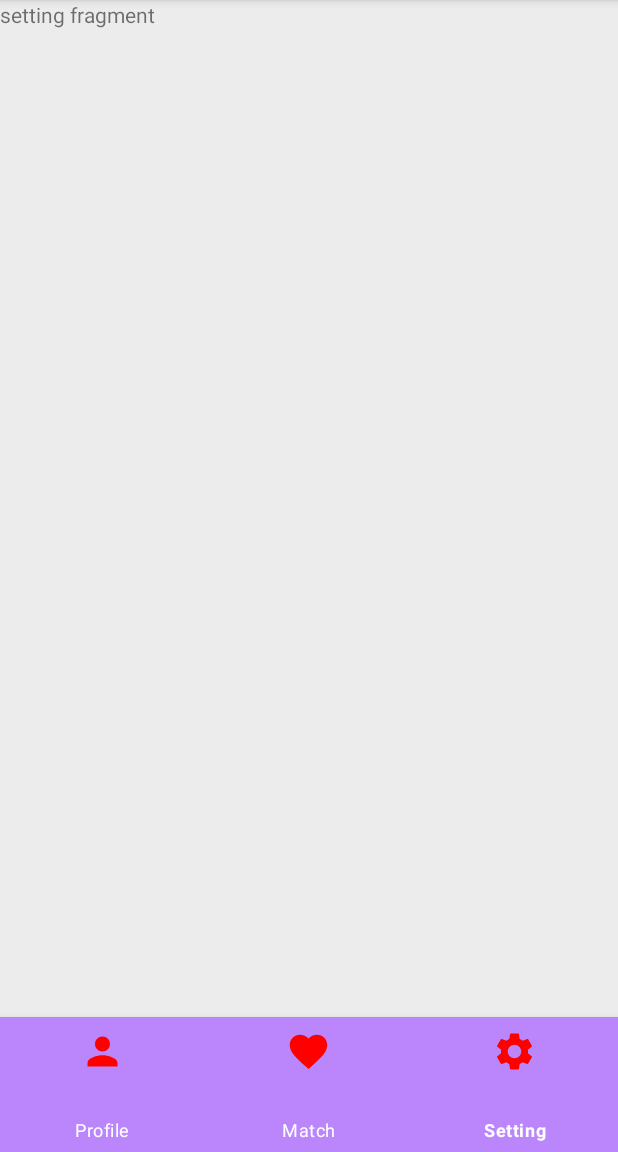
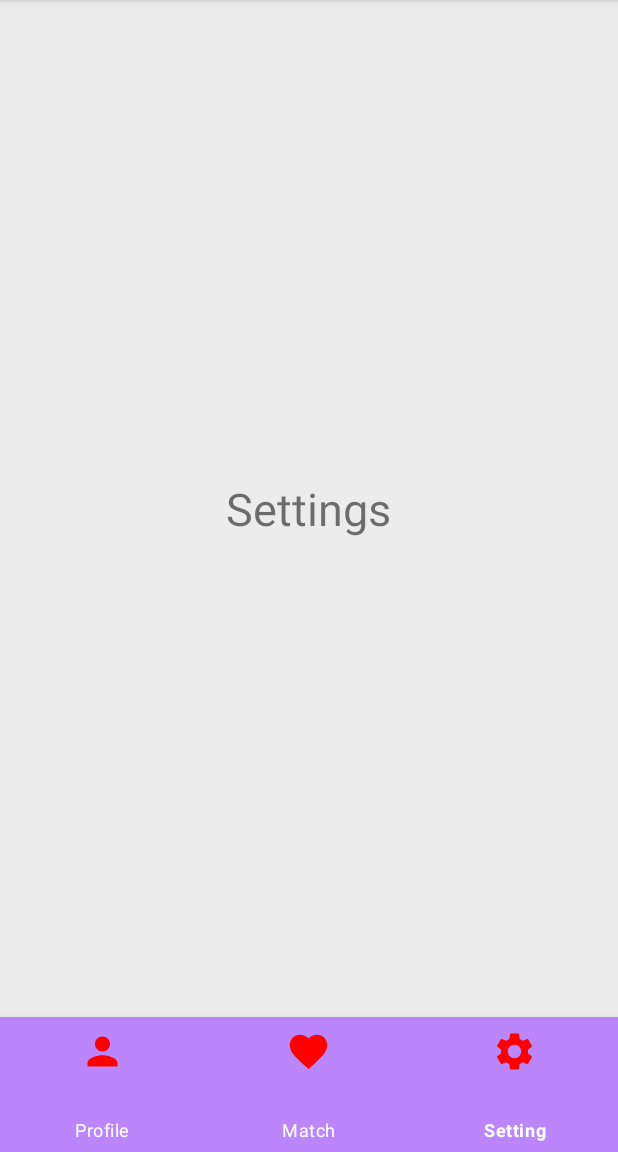
Before and after one commit to AGT1041/AndroidApp, an Android app: the ProfileFragment screen opened directly, with no data from a screen before it, item 3 of the bottom bar chosen, on a phone screen of 412 x 824 dp, the part 84-1236 px from its top. Run offline under Robolectric (Android 15) with nearby library versions, the phone set to English and light mode, and no system bars.

Commit message:
addesed layout

```diff
--- a/app/build.gradle
+++ b/app/build.gradle
@@ -46,6 +46,7 @@ dependencies {
     testImplementation 'junit:junit:4.+'
     androidTestImplementation 'androidx.test.ext:junit:1.1.2'
     androidTestImplementation 'androidx.test.espresso:espresso-core:3.3.0'
+    androidTestImplementation 'androidx.test.espresso:espresso-contrib:3.1.0'
     implementation 'com.android.support.constraint:constraint-layout:1.0.2'
     implementation 'com.google.android.material:material:1.1.0-alpa02'
     def fragment_version = "1.3.3"
--- a/app/src/main/java/com/example/androidapplication/ProfileFragment.java
+++ b/app/src/main/java/com/example/androidapplication/ProfileFragment.java
@@ -13,7 +13,7 @@ public class ProfileFragment extends Fragment {
 
     private SecondActivity.Data datas;
     private FragmentManager manger;
-    private TextView users, age;
+    private TextView users, userage, userjob, userdesc,age;
 
 
 
@@ -31,8 +31,14 @@ public class ProfileFragment extends Fragment {
         // Inflate the layout for this fragment
         View view = inflater.inflate(R.layout.fragment_profile, container, false);
         users=view.findViewById(R.id.loginText);
+        userage=view.findViewById(R.id.age);
+        userdesc=view.findViewById(R.id.description);
+        userjob=view.findViewById(R.id.setoccupation);
 
         users.setText(this.datas.user);
+        userjob.setText(this.datas.work);
+        userdesc.setText(this.datas.descrption);
+        userage.setInputType(this.datas.ages);
         return view;
     }
     public void setData(SecondActivity.Data data){
--- a/app/src/main/java/com/example/androidapplication/SecondActivity.java
+++ b/app/src/main/java/com/example/androidapplication/SecondActivity.java
@@ -21,7 +21,8 @@ public class SecondActivity extends AppCompatActivity {
     private TextView userName,age,fullNmae,occupation,descriptiontext;
     private Button back;
     private BottomNavigationView  bottomview;
-    private String user;
+    private String user,work,description,fullname;
+    private int ages;
     private FragmentManager manager;
     @Override
     protected void onCreate(Bundle savedInstanceState) {
@@ -34,11 +35,25 @@ public class SecondActivity extends AppCompatActivity {
         manager = getSupportFragmentManager();
         Intent intent = getIntent();
         Bundle bundle = intent.getExtras();
-        if (bundle!=null){
-            if (bundle.containsKey("usernames"));
-            user=bundle.getString("usernames");
+        if (bundle!=null) {
+            if (bundle.containsKey("usernames")) {
+                user = bundle.getString("usernames");
+            }
+
+            if (bundle.containsKey("age")) {
+                ages = bundle.getInt("age",0);
+            }
+            if (bundle.containsKey("work")) {
+                work= bundle.getString("work");
+            }
+            if (bundle.containsKey("usernames")) {
+                description = bundle.getString("usernames");
+            }
+
+            if (bundle.containsKey("description")) {
+                fullname = bundle.getString("description");
+            }
         }
-
         //userName=findViewById(R.id.loginText);
        // age=findViewById(R.id.age);
        // back=findViewById(R.id.button);
@@ -64,7 +79,7 @@ public class SecondActivity extends AppCompatActivity {
 
 
         ProfileFragment fragment = new ProfileFragment();
-        fragment.setData(new Data(user));
+        fragment.setData(new Data(user,work,description,fullname,ages));
 
         FragmentManager manager = getSupportFragmentManager();
         FragmentTransaction transaction = manager.beginTransaction();
@@ -80,12 +95,13 @@ public class SecondActivity extends AppCompatActivity {
                     switch (item.getItemId()){
                         case R.id.nav_profile:
                             ProfileFragment fragment = new ProfileFragment();
-                            fragment.setData(new Data(user));
+                            fragment.setData(new Data(user,work,description,fullname,ages));
                             getSupportFragmentManager().beginTransaction().replace(R.id.fragment_container,fragment).commit();
                             break;
-                        case R.id.nav_matches:
+                        case R.id.nav_setting:
                             SettingFragment seting = new SettingFragment();
                             getSupportFragmentManager().beginTransaction().replace(R.id.fragment_container, new SettingFragment()).commit();
+
                     }
 
                     return true;
@@ -94,10 +110,15 @@ public class SecondActivity extends AppCompatActivity {
             };
 
     public static class  Data {
-        String user;
-
-        Data(String user){
+        String user,fullname,descrption,work;
+        int ages;
+        Data(String user,String fullname, String descrption, String work, int ages){
             this.user=user;
+            this.fullname=fullname;
+            this.work=work;
+            this.descrption=descrption;
+            this.fullname=fullname;
+            this.ages=ages;
 
         }
 
--- a/app/src/main/java/com/example/androidapplication/SettingFragment.java
+++ b/app/src/main/java/com/example/androidapplication/SettingFragment.java
@@ -8,11 +8,7 @@ import android.view.ViewGroup;
 import androidx.annotation.NonNull;
 import androidx.fragment.app.Fragment;
 
-/**
- * A simple {@link Fragment} subclass.
- * Use the {@link SettingFragment#newInstance} factory method to
- * create an instance of this fragment.
- */
+
 public class SettingFragment extends Fragment {
 
     @Override
--- a/app/src/main/res/layout/fragment_setting.xml
+++ b/app/src/main/res/layout/fragment_setting.xml
@@ -1,14 +1,15 @@
 <?xml version="1.0" encoding="utf-8"?>
-<FrameLayout xmlns:android="http://schemas.android.com/apk/res/android"
-    xmlns:tools="http://schemas.android.com/tools"
+<LinearLayout xmlns:android="http://schemas.android.com/apk/res/android"
+    android:orientation="vertical"
     android:layout_width="match_parent"
-    android:layout_height="match_parent"
-    tools:context=".SettingFragment">
+    android:gravity="center"
+    android:layout_height="match_parent">
 
-    <!-- TODO: Update blank fragment layout -->
     <TextView
-        android:layout_width="match_parent"
-        android:layout_height="match_parent"
-        android:text="setting fragment" />
-
-</FrameLayout>
+        android:id="@+id/settingText"
+        android:layout_width="wrap_content"
+        android:layout_height="wrap_content"
+        android:text="Settings"
+        android:textSize="30sp"
+        />
+</LinearLayout>
--- a/app/src/main/res/values/colors.xml
+++ b/app/src/main/res/values/colors.xml
@@ -9,4 +9,8 @@
     <color name="white">#FFFFFFFF</color>
     <color name="lightwhite">#ECECEC</color>
     <color name="red">#FF0000</color>
+    <color name="lightbrown">#FBEACD</color>
+    <color name="lightbrown2">#F7F8F0</color>
+    <color name="lightblue">#ECF4FF</color>
+    <color name="blue">#0043A9</color>
 </resources>
--- a/app/src/main/res/values/strings.xml
+++ b/app/src/main/res/values/strings.xml
@@ -9,6 +9,7 @@
     <string name="back">Go back </string>
     <string name="datePick">Pick a Date </string>
     <string name="me">Taddesse, Abenezer 4/12/2021 </string>
+    <string name="profile">Your Profile </string>
     <!-- TODO: Remove or change this placeholder text -->
     <string name="hello_blank_fragment">Hello blank fragment</string>
 </resources>
```
Also changed, not shown: app/src/main/java/com/example/androidapplication/MainActivity.java (+10 -10 lines), app/src/main/res/layout/fragment_matches.xml (added, +14 -0 lines), app/src/main/res/layout/fragment_profile.xml (+16 -2 lines), app/src/main/res/values/dimens.xml (+14 -0 lines), 2 other files.
